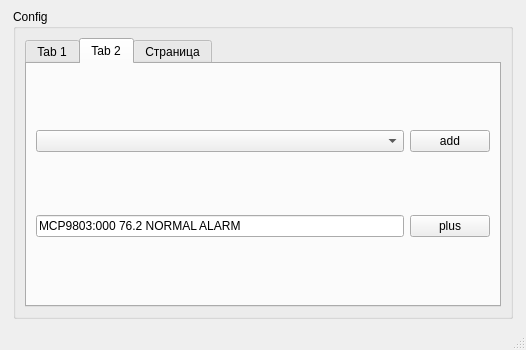
First picture: the form in qt_comPort_Monitor/mainwindow.ui, repository plumber2020/Qt_ComPort_pic16F1718_mcp9803, before the edit.
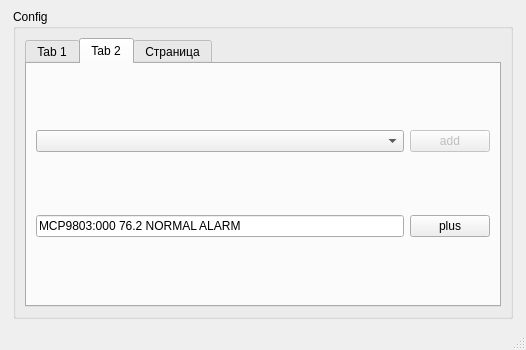
Second picture: the form after the edit. The open tabs and pages were chosen to show the change.

Diff of the .ui file:
```diff
--- a/qt_comPort_Monitor/mainwindow.ui
+++ b/qt_comPort_Monitor/mainwindow.ui
@@ -112,6 +112,9 @@
              </item>
              <item>
               <widget class="QPushButton" name="pushButton_Add">
+               <property name="enabled">
+                <bool>false</bool>
+               </property>
                <property name="sizePolicy">
                 <sizepolicy hsizetype="Preferred" vsizetype="Fixed">
                  <horstretch>0</horstretch>
@@ -121,6 +124,15 @@
                <property name="text">
                 <string>add</string>
                </property>
+               <property name="autoDefault">
+                <bool>false</bool>
+               </property>
+               <property name="default">
+                <bool>false</bool>
+               </property>
+               <property name="flat">
+                <bool>false</bool>
+               </property>
               </widget>
              </item>
             </layout>
```
Left out of the diff: 2 changed lines with no effect on the pictures.
